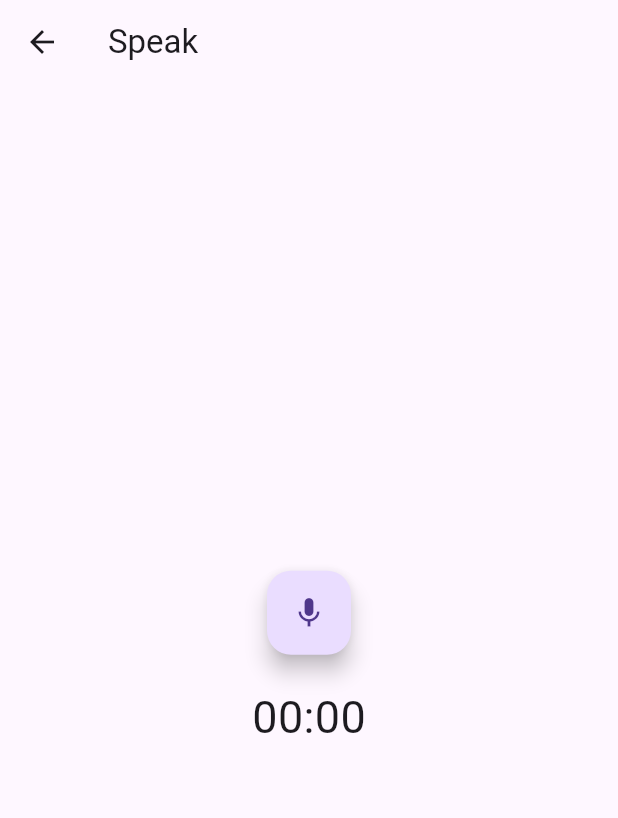
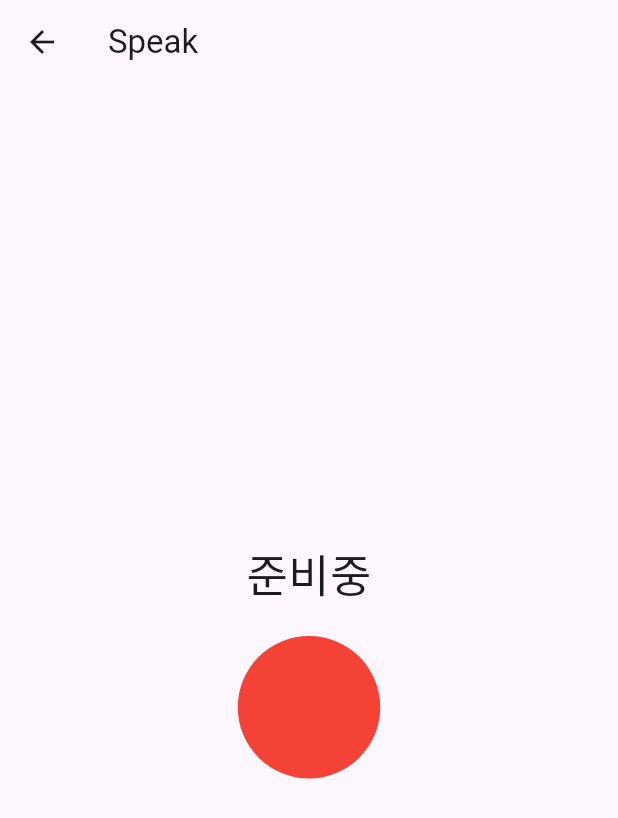
Before and after one commit to ice1250/ai_chat, a Flutter app: the screen it shows after launch, after a tap on the "mic" icon, on a phone screen of 412 x 824 dp. Shown: the top 818 px of the screen. Run offline on Flutter 3.47's test engine with Material 3 defaults, Android fonts, the phone set to English and light mode, and no system bars; our stand-ins replace audioplayers, dio, flutter_dotenv, permission_handler; missing offline and left inert: record.

Commit message:
기본스팩

```diff
--- a/lib/screen/speak_screen.dart
+++ b/lib/screen/speak_screen.dart
@@ -1,5 +1,6 @@
+import 'dart:async';
+
 import 'package:flutter/material.dart';
-import 'package:flutter_sound/flutter_sound.dart';
 import 'package:path_provider/path_provider.dart';
 import 'package:permission_handler/permission_handler.dart';
 
@@ -10,19 +11,34 @@ class SpeakScreen extends StatefulWidget {
   State<SpeakScreen> createState() => _SpeakScreenState();
 }
 
-class _SpeakScreenState extends State<SpeakScreen> {
-  late FlutterSoundRecorder? _recorder;
+class _SpeakScreenState extends State<SpeakScreen>
+    with SingleTickerProviderStateMixin {
   bool _isRecording = false;
+  late AnimationController _animationController;
+  late Animation<double> _animation;
 
   @override
   void initState() {
     super.initState();
-    _recorder = FlutterSoundRecorder();
     _initRecorder();
+
+    _animationController = AnimationController(
+      vsync: this,
+      duration: const Duration(seconds: 1),
+    );
+
+    _animation =
+        Tween<double>(begin: 50, end: 100).animate(_animationController)
+          ..addListener(() {
+            setState(() {});
+          });
+
+    _animationController.repeat(reverse: true);
   }
 
   Future<void> _initRecorder() async {
-    await _recorder!.openRecorder();
+    // await _recorder.openRecorder();
+    _startRecording();
   }
 
   Future<void> _startRecording() async {
@@ -32,40 +48,42 @@ class _SpeakScreenState extends State<SpeakScreen> {
     }
 
     if (status.isGranted) {
-      if (await _recorder!.isEncoderSupported(Codec.pcm16WAV)) {
-        final tempDir = await getTemporaryDirectory();
-        final audioPath = '${tempDir.path}/my_voice_recording.wav';
-
-        await _recorder!.startRecorder(
-          toFile: audioPath,
-          codec: Codec.pcm16WAV,
-        );
-        setState(() {
-          _isRecording = true;
-        });
-      } else {
-        print('지원하지 않는 포맷?');
-      }
+      // if (await _recorder!.isEncoderSupported(Codec.pcm16WAV)) {
+      //   final tempDir = await getTemporaryDirectory();
+      //   final audioPath = '${tempDir.path}/my_voice_recording.wav';
+      //
+      //   await _recorder.startRecorder(
+      //     toFile: audioPath,
+      //     codec: Codec.pcm16WAV,
+      //   );
+      //   setState(() {
+      //     _isRecording = true;
+      //   });
+      //   _animationController.forward();
+      // } else {
+      //   print('지원하지 않는 포맷?');
+      // }
     } else {
       print('녹음 권한이 거부되었습니다.');
     }
   }
 
   Future<void> _stopRecording() async {
-    await _recorder!.stopRecorder();
+    // await _recorder.stopRecorder();
     setState(() {
       _isRecording = false;
     });
-    if (!mounted) return;
+    _animationController.reverse();
     final tempDir = await getTemporaryDirectory();
     final audioPath = '${tempDir.path}/my_voice_recording.wav';
+    if (!mounted) return;
     Navigator.pop(context, audioPath);
   }
 
   @override
   void dispose() {
-    _recorder!.closeRecorder();
-    _recorder = null;
+    // _recorder.closeRecorder();
+    _animationController.dispose();
     super.dispose();
   }
 
@@ -83,15 +101,24 @@ class _SpeakScreenState extends State<SpeakScreen> {
         child: Column(
           mainAxisAlignment: MainAxisAlignment.center,
           children: <Widget>[
-            FloatingActionButton(
-              child: Icon(_isRecording ? Icons.stop : Icons.mic),
-              onPressed: _isRecording ? _stopRecording : _startRecording,
-            ),
-            SizedBox(height: 20),
             Text(
-              '00:00',
+              _isRecording ? '녹음하세요' : '준비중',
               style: TextStyle(fontSize: 30),
             ),
+            const SizedBox(height: 20),
+            Container(
+              width: _animation.value,
+              height: _animation.value,
+              decoration: BoxDecoration(
+                shape: BoxShape.circle,
+                color: _isRecording ? Colors.green : Colors.red,
+              ),
+            ),
+            if (_isRecording)
+              ElevatedButton(
+                onPressed: _stopRecording,
+                child: const Text('녹음 완료'),
+              ),
           ],
         ),
       ),
--- a/pubspec.yaml
+++ b/pubspec.yaml
@@ -30,15 +30,15 @@ environment:
 dependencies:
   flutter:
     sdk: flutter
-
   cupertino_icons: ^1.0.6
   dio: ^5.4.1
   flutter_dotenv: ^5.1.0
   path_provider: ^2.1.3
   audioplayers: ^6.0.0
   http_parser: ^4.0.0
-  flutter_sound: ^9.4.6
-  permission_handler: ^8.1.6
+  permission_handler: ^11.3.1
+  record: ^5.0.5
+  path: ^1.9.0
 
 dev_dependencies:
   flutter_test:
```
Also changed, not shown: lib/screen/audio_recorder_io.dart (added, +47 -0 lines), lib/screen/home_screen.dart (+21 -1 lines), lib/screen/record_test.dart (added, +258 -0 lines), lib/widgets/record_wave.dart (added, +41 -0 lines), 1 other file.
